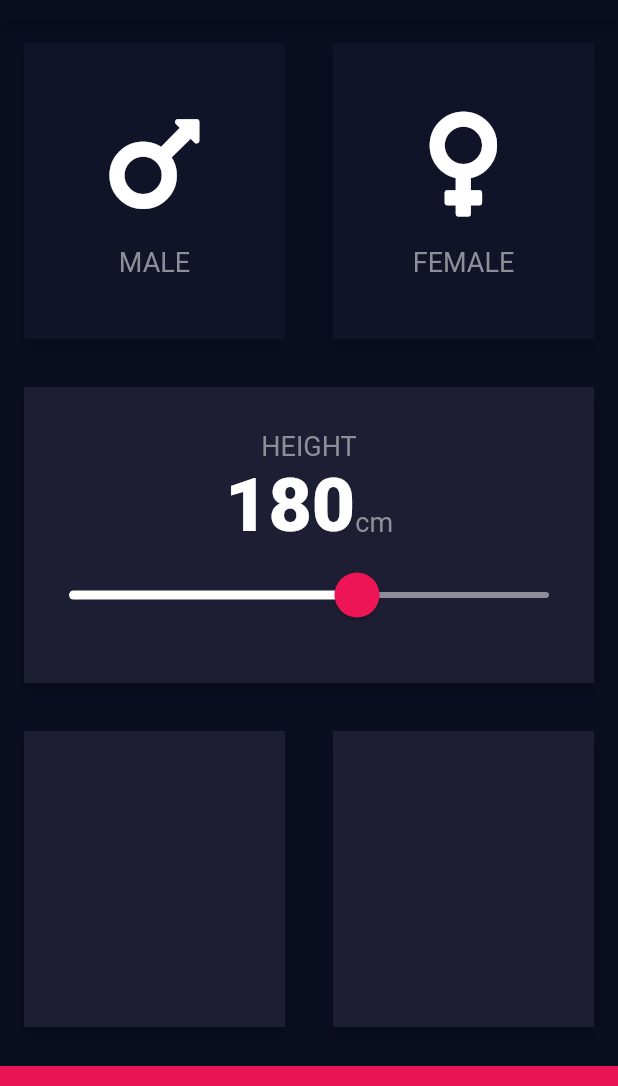
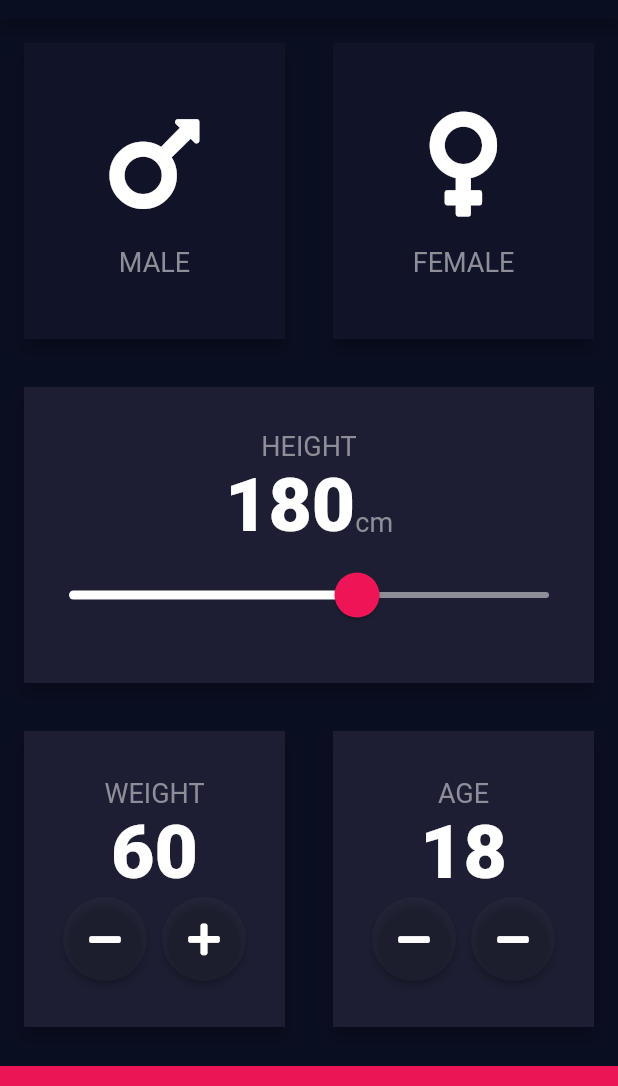
Before and after one commit to VivekV95/bmi-calculator-flutter, a Flutter app: the screen it shows after launch, on a phone screen of 412 x 824 dp, the part 65-1151 px from its top. Run offline on Flutter 3.47's test engine with Material 2 defaults, Android fonts, the phone set to English and light mode, and no system bars; our stand-ins replace font_awesome_flutter.

Commit message:
Add ability to set weight and age

```diff
--- a/lib/input_page.dart
+++ b/lib/input_page.dart
@@ -15,6 +15,8 @@ class InputPage extends StatefulWidget {
 class _InputPageState extends State<InputPage> {
   Gender gender;
   int height = 180;
+  int weight = 60;
+  int age = 18;
 
   @override
   Widget build(BuildContext context) {
@@ -123,10 +125,92 @@ class _InputPageState extends State<InputPage> {
               mainAxisAlignment: MainAxisAlignment.spaceEvenly,
               children: <Widget>[
                 Expanded(
-                  child: ReusableCard(cardColor: Color(kActiveCardColor)),
+                  child: ReusableCard(
+                    cardColor: Color(
+                      kActiveCardColor,
+                    ),
+                    cardChild: Column(
+                      mainAxisAlignment: MainAxisAlignment.center,
+                      children: <Widget>[
+                        Text(
+                          'WEIGHT',
+                          style: kLabelTextStyle,
+                        ),
+                        Text(
+                          weight.toString(),
+                          style: kMeasurementTextStyle,
+                        ),
+                        Row(
+                          mainAxisAlignment: MainAxisAlignment.center,
+                          children: <Widget>[
+                            RoundIconButton(
+                              onClick: () {
+                                setState(() {
+                                  if (weight > 0) weight--;
+                                });
+                              },
+                              iconData: FontAwesomeIcons.minus,
+                            ),
+                            SizedBox(
+                              width: 10,
+                            ),
+                            RoundIconButton(
+                              onClick: () {
+                                setState(() {
+                                  if (weight < 500) weight++;
+                                });
+                              },
+                              iconData: FontAwesomeIcons.plus,
+                            )
+                          ],
+                        ),
+                      ],
+                    ),
+                  ),
                 ),
                 Expanded(
-                  child: ReusableCard(cardColor: Color(kActiveCardColor)),
+                  child: ReusableCard(
+                    cardColor: Color(
+                      kActiveCardColor,
+                    ),
+                    cardChild: Column(
+                      mainAxisAlignment: MainAxisAlignment.center,
+                      children: <Widget>[
+                        Text(
+                          'AGE',
+                          style: kLabelTextStyle,
+                        ),
+                        Text(
+                          age.toString(),
+                          style: kMeasurementTextStyle,
+                        ),
+                        Row(
+                          mainAxisAlignment: MainAxisAlignment.center,
+                          children: <Widget>[
+                            RoundIconButton(
+                              iconData: FontAwesomeIcons.minus,
+                              onClick: () {
+                                setState(() {
+                                  if (age > 0) age--;
+                                });
+                              },
+                            ),
+                            SizedBox(
+                              width: 10,
+                            ),
+                            RoundIconButton(
+                              iconData: FontAwesomeIcons.minus,
+                              onClick: () {
+                                setState(() {
+                                  if (age < 120) age++;
+                                });
+                              },
+                            )
+                          ],
+                        )
+                      ],
+                    ),
+                  ),
                 ),
               ],
             ),
@@ -142,3 +226,26 @@ class _InputPageState extends State<InputPage> {
     );
   }
 }
+
+class RoundIconButton extends StatelessWidget {
+  final IconData iconData;
+  final Function onClick;
+
+  RoundIconButton({this.iconData, this.onClick});
+
+  @override
+  Widget build(BuildContext context) {
+    return GestureDetector(
+      child: RawMaterialButton(
+        child: Icon(iconData),
+        onPressed: onClick,
+        shape: CircleBorder(),
+        fillColor: Color(0x254c4f5e),
+        constraints: BoxConstraints.tightFor(
+          width: 56,
+          height: 56,
+        ),
+      ),
+    );
+  }
+}
```
